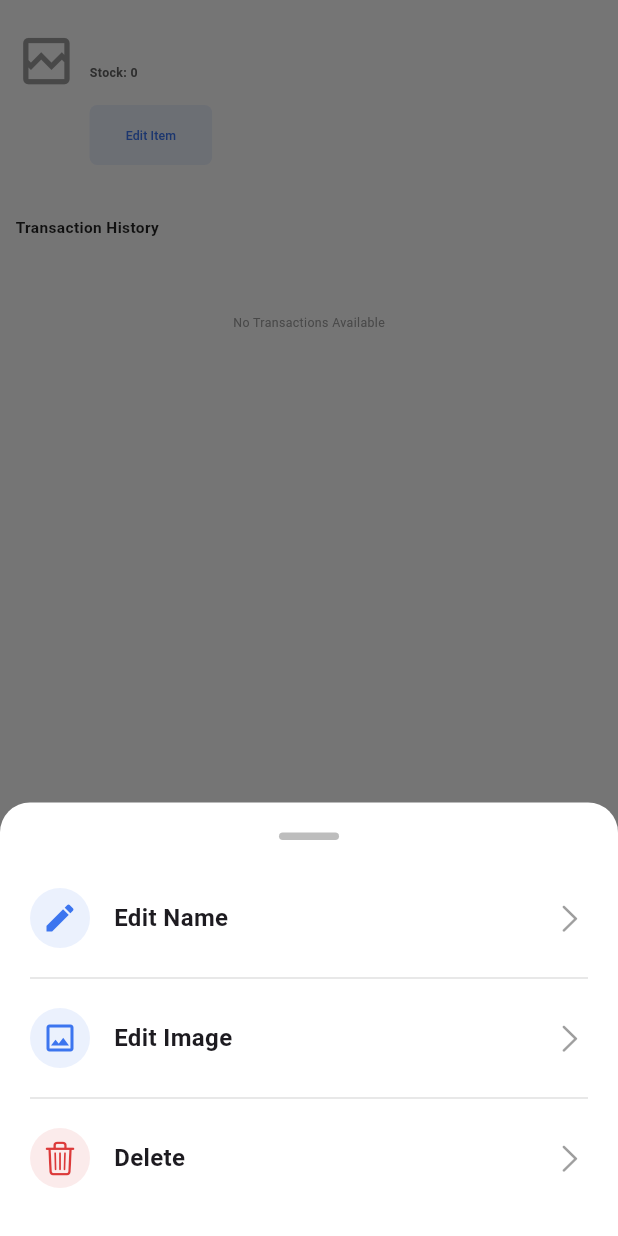
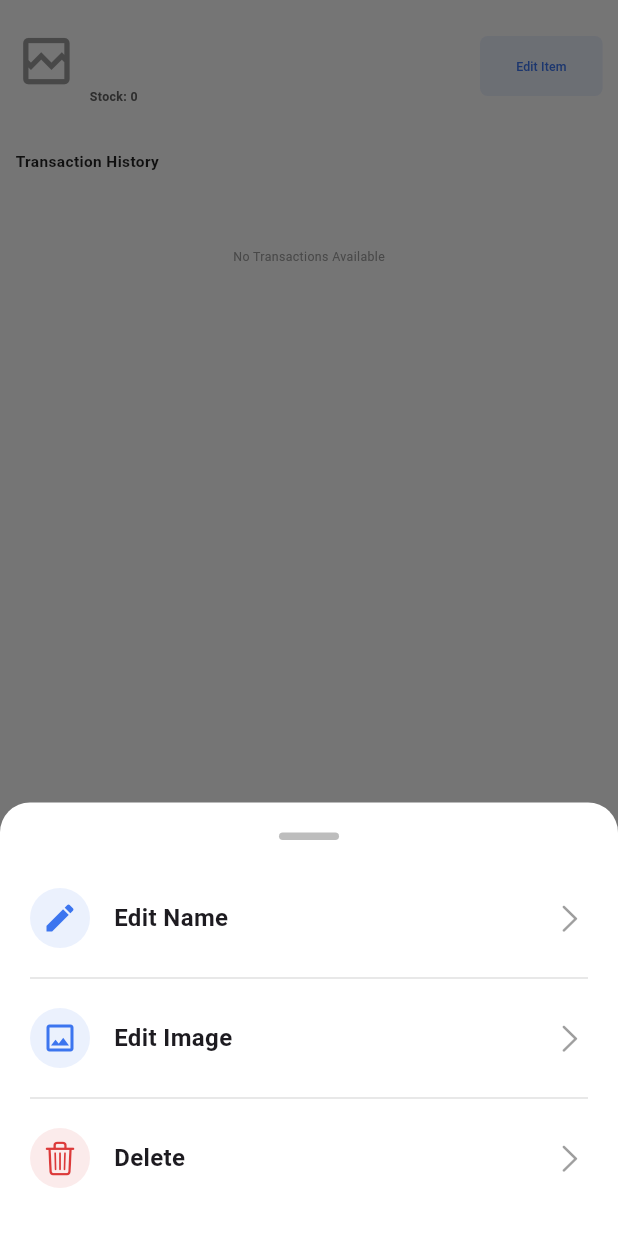
Before and after one commit to parthra-nt/inventory_management, a Flutter app: the ItemDetailsScreen screen opened directly with empty values, after a tap on "Edit Item", on a phone screen of 412 x 824 dp. Run offline on Flutter 3.47's test engine with Material 3 defaults, Android fonts, the light colour scheme and no system bars; our stand-ins replace file_picker, flutter_screenutil, flutter_svg, supabase_flutter; accounts and stored records are empty; network calls fail.

Commit message:
Latest Ui Update on 20/05

```diff
--- a/lib/main.dart
+++ b/lib/main.dart
@@ -1,5 +1,4 @@
 import 'package:flutter/material.dart';
-import 'package:flutter_dotenv/flutter_dotenv.dart';
 import 'package:flutter_screenutil/flutter_screenutil.dart';
 import 'package:provider/provider.dart';
 import 'package:supabase_flutter/supabase_flutter.dart';
@@ -17,8 +16,6 @@ const supabaseKey = String.fromEnvironment('SUPABASE_KEY', defaultValue: '');
 
 void main() async {
   WidgetsFlutterBinding.ensureInitialized();
-  await dotenv.load();
-
   await Supabase.initialize(url: supabaseUrl, anonKey: supabaseKey);
   runApp(MyApp());
 }
--- a/lib/presentation/screens/items_details_screen.dart
+++ b/lib/presentation/screens/items_details_screen.dart
@@ -24,7 +24,7 @@ class ItemDetailsScreen extends StatefulWidget {
 }
 
 class _ItemDetailsScreenState extends State<ItemDetailsScreen> {
-  Future<void> fetchAllDashboardData() async {
+  Future<void> fetchItmesAllData() async {
     final provider = Provider.of<ItemsDetailProvider>(context, listen: false);
     await provider.readTransactions(context);
   }
@@ -35,9 +35,7 @@ class _ItemDetailsScreenState extends State<ItemDetailsScreen> {
   @override
   void initState() {
     super.initState();
-    WidgetsBinding.instance.addPostFrameCallback(
-      (_) => fetchAllDashboardData(),
-    );
+    WidgetsBinding.instance.addPostFrameCallback((_) => fetchItmesAllData());
   }
 
   @override
@@ -58,14 +56,12 @@ class _ItemDetailsScreenState extends State<ItemDetailsScreen> {
               provider.isLoading
                   ? const Center(child: CircularProgressIndicator())
                   : RefreshIndicator(
-                    onRefresh: fetchAllDashboardData,
-                    child: SingleChildScrollView(
+                    onRefresh: fetchItmesAllData,
+                    child: ListView(
                       padding: EdgeInsets.symmetric(
                         horizontal: 20.w,
                         vertical: 20.h,
                       ),
-                      child: Column(
-                        crossAxisAlignment: CrossAxisAlignment.start,
                       children: [
                         Row(
                           crossAxisAlignment: CrossAxisAlignment.start,
@@ -86,7 +82,7 @@ class _ItemDetailsScreenState extends State<ItemDetailsScreen> {
                                       color: Colors.black87,
                                     ),
                                   ),
-                                    SizedBox(height: 4.h),
+                                  SizedBox(height: 20.h),
                                   Text(
                                     'Stock: ${widget.quantity}',
                                     style: TextStyle(
@@ -95,16 +91,16 @@ class _ItemDetailsScreenState extends State<ItemDetailsScreen> {
                                       color: Colors.grey[700],
                                     ),
                                   ),
-                                    SizedBox(height: 12.h),
+                                ],
+                              ),
+                            ),
                             ElevatedButton(
                               style: ElevatedButton.styleFrom(
                                 backgroundColor: AppColors.primaryColor
                                     .withOpacity(0.1),
                                 elevation: 0,
                                 shape: RoundedRectangleBorder(
-                                          borderRadius: BorderRadius.circular(
-                                            10.r,
-                                          ),
+                                  borderRadius: BorderRadius.circular(10.r),
                                 ),
                               ),
                               onPressed:
@@ -121,9 +117,6 @@ class _ItemDetailsScreenState extends State<ItemDetailsScreen> {
                                   fontSize: 16.sp,
                                   color: AppColors.primaryColor,
                                 ),
-                                      ),
-                                    ),
-                                  ],
                               ),
                             ),
                           ],
@@ -168,7 +161,6 @@ class _ItemDetailsScreenState extends State<ItemDetailsScreen> {
                       ],
                     ),
                   ),
-                  ),
         );
       },
     );
```
Also changed, not shown: lib/presentation/screens/dashboard_screen.dart (+32 -56 lines). Lines whose indentation alone changed are shown as unchanged.
